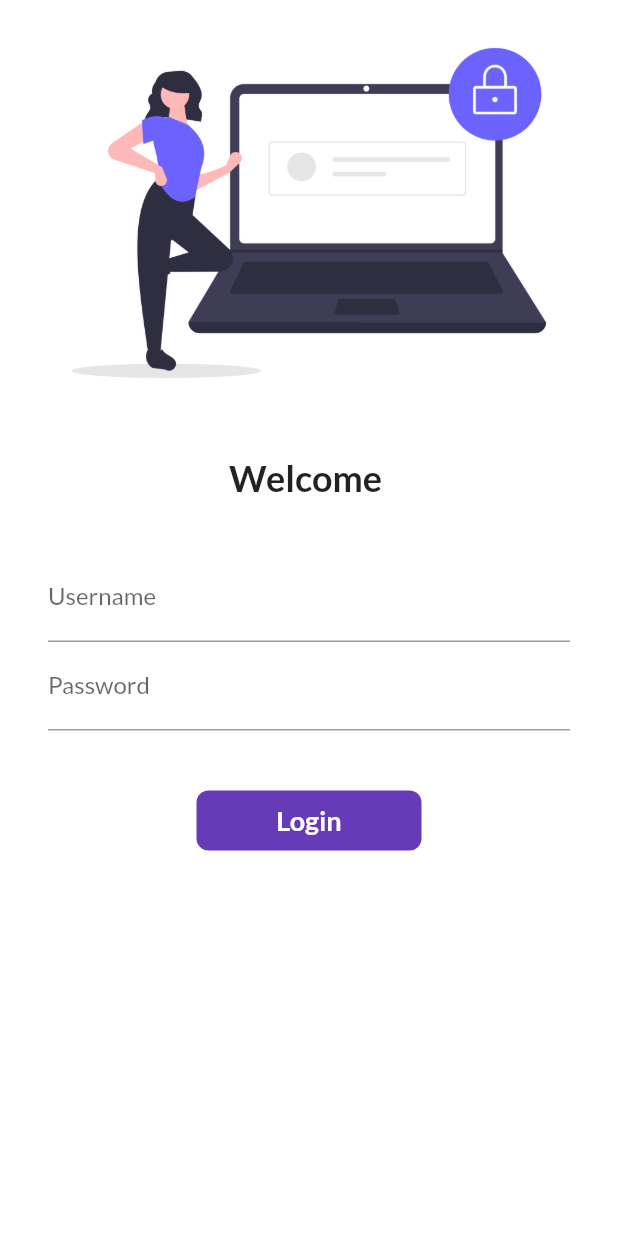
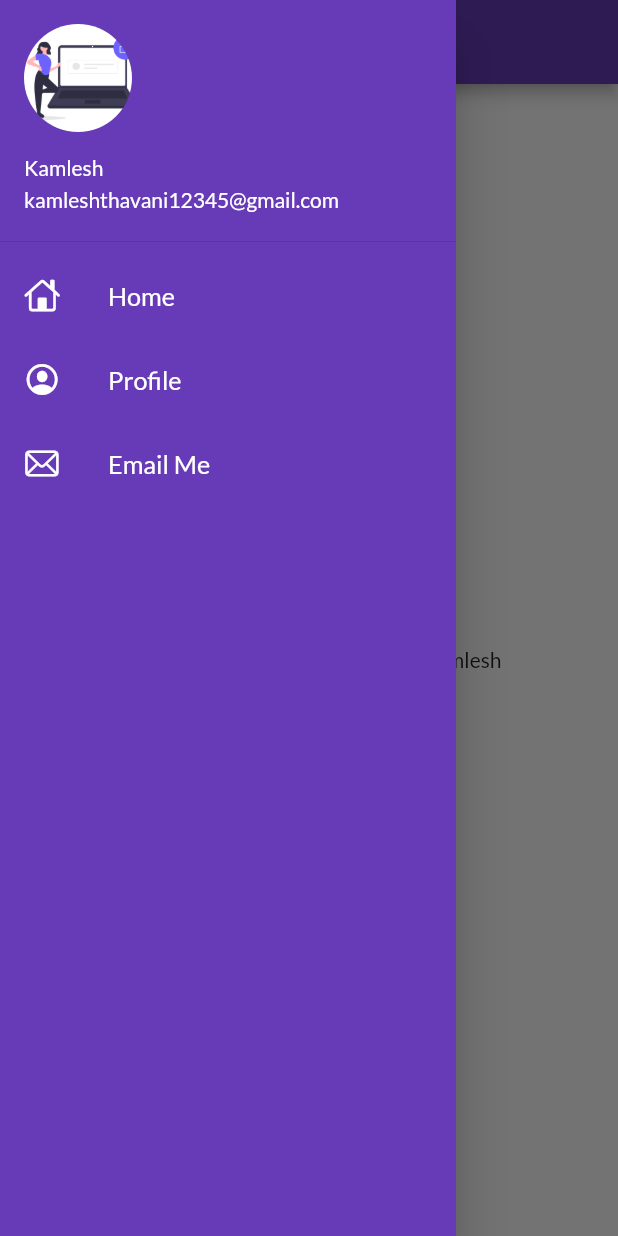
Before and after one commit to kamlesh19971/Flutter_Practice, a Flutter app: the screen it shows after launch, with the side drawer open (before the commit the screen has no drawer), on a phone screen of 412 x 824 dp. Run offline on Flutter 3.47's test engine with Material 2 defaults, Android fonts, the phone set to English and light mode, and no system bars; our stand-ins replace google_fonts.

Commit message:
day 9 completed

```diff
--- a/lib/main.dart
+++ b/lib/main.dart
@@ -13,7 +13,7 @@ class MyApp extends StatelessWidget {
   Widget build(BuildContext context) {
     return MaterialApp(
       // home: HomePage(),
-      // debugShowCheckedModeBanner: false,
+      debugShowCheckedModeBanner: false,
       themeMode: ThemeMode.light,
       theme: ThemeData(
         primarySwatch: Colors.deepPurple,
@@ -21,7 +21,7 @@ class MyApp extends StatelessWidget {
         // primaryTextTheme: GoogleFonts.latoTextTheme()
       ),
       darkTheme: ThemeData(brightness: Brightness.dark),
-      initialRoute: "/login",
+      initialRoute: MyRoutes.homeRoute,
       routes: {
         "/": (context) => LoginPage(),
         MyRoutes.homeRoute: (context) => HomePage(),
--- a/lib/pages/home_page.dart
+++ b/lib/pages/home_page.dart
@@ -1,4 +1,5 @@
 import 'package:flutter/material.dart';
+import 'package:flutter_catalog/widgets/drawer.dart';
 
 class HomePage extends StatelessWidget {
   const HomePage({ Key? key }) : super(key: key);
@@ -17,7 +18,7 @@ class HomePage extends StatelessWidget {
             child: const Text("Welcome to $days Days of flutter by $name"),
           ),
         ),
-        drawer: Drawer(),
+        drawer: MyDrawer(),
       );
   }
 }
--- a/lib/pages/login_page.dart
+++ b/lib/pages/login_page.dart
@@ -17,16 +17,12 @@ class _LoginPageState extends State<LoginPage> {
   final _formKey = GlobalKey<FormState>();
 
   moveToHome(BuildContext context) async {
-
     if(_formKey.currentState!.validate()) {
-
       setState(() {
         changeButton = !changeButton;
       });
-
       await Future.delayed(const Duration(seconds: 1));
       Navigator.pushNamed(context, MyRoutes.homeRoute);
-
       setState(() {
         changeButton = !changeButton;
       });
--- /dev/null
+++ b/lib/widgets/drawer.dart
@@ -0,0 +1,56 @@
+import 'package:flutter/cupertino.dart';
+import 'package:flutter/material.dart';
+
+class MyDrawer extends StatelessWidget {
+  const MyDrawer({ Key? key }) : super(key: key);
+
+  @override
+  Widget build(BuildContext context) {
+
+    final imageUrl = '';
+
+    return Drawer(
+      child: Container(
+        color: Colors.deepPurple,
+        child: ListView(
+          padding: EdgeInsets.zero,
+          children: const [
+            DrawerHeader(
+              padding: EdgeInsets.zero,
+              child: UserAccountsDrawerHeader(
+                margin: EdgeInsets.zero,
+                // decoration: BoxDecoration(color: Colors.red),
+                accountName: Text("Kamlesh"),
+                accountEmail: Text("kamleshthavani12345@gmail.com"),
+                // currentAccountPicture: Image.network(imageUrl),
+                // currentAccountPicture: CircleAvatar(backgroundImage: NetworkImage(imageUrl),
+                currentAccountPicture: CircleAvatar(backgroundImage: AssetImage("assets/images/login_image.png")),
+              )
+            ),
+            ListTile(
+              leading: Icon(
+                CupertinoIcons.home,
+                color: Colors.white,
+              ),
+              title: Text("Home", textScaleFactor: 1.2, style: TextStyle(color: Colors.white)),
+            ),
+            ListTile(
+              leading: Icon(
+                CupertinoIcons.profile_circled,
+                color: Colors.white,
+              ),
+              title: Text("Profile", textScaleFactor: 1.2, style: TextStyle(color: Colors.white)),
+            ),
+            ListTile(
+              leading: Icon(
+                CupertinoIcons.mail,
+                color: Colors.white,
+              ),
+              title: Text("Email Me", textScaleFactor: 1.2, style: TextStyle(color: Colors.white)),
+            )
+          ],
+        ),
+      ),
+    );
+  }
+}
```
